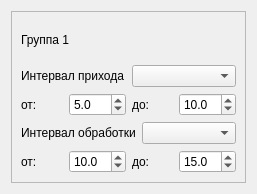
This is src/group.ui in LoaDeadd81/BMSTU-VKR as Qt 5 draws it before an edit. The edited form follows.
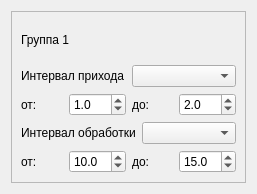
This is the edited form.

Diff of the .ui file:
```diff
--- a/src/group.ui
+++ b/src/group.ui
@@ -68,7 +68,7 @@
            <number>1</number>
           </property>
           <property name="value">
-           <double>5.000000000000000</double>
+           <double>1.000000000000000</double>
           </property>
          </widget>
         </item>
@@ -85,7 +85,7 @@
            <number>1</number>
           </property>
           <property name="value">
-           <double>10.000000000000000</double>
+           <double>2.000000000000000</double>
           </property>
          </widget>
         </item>
```
